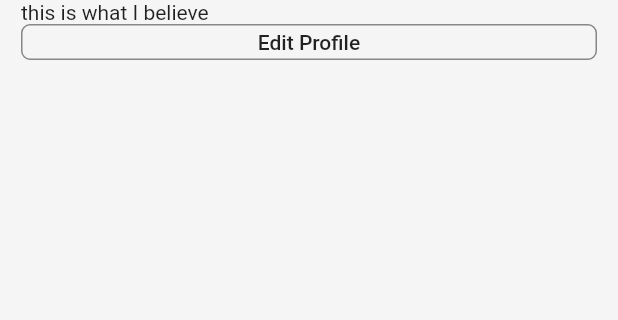
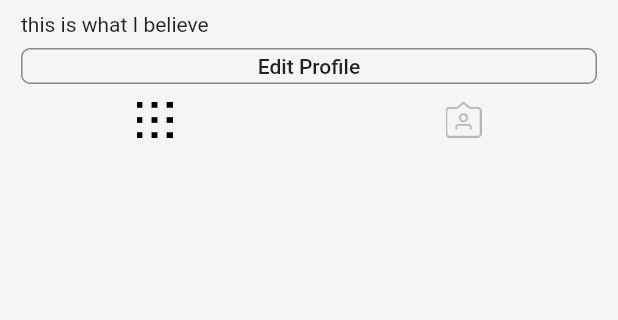
Before and after one commit to jimingoal/instagram, a Flutter app: the ProfileScreen screen opened directly, on a phone screen of 412 x 824 dp, the part 96-416 px from its top. Run offline on Flutter 3.47's test engine with Material 2 defaults, Android fonts, the phone set to English and light mode, and no system bars; our stand-ins replace cached_network_image; network calls fail.

Commit message:
Custom selection button추가

```diff
--- a/lib/screens/profile_screen.dart
+++ b/lib/screens/profile_screen.dart
@@ -1,5 +1,6 @@
 import 'package:flutter/material.dart';
 import 'package:instagram/constants/common_size.dart';
+import 'package:instagram/widgets/profile_body.dart';
 
 class ProfileScreen extends StatelessWidget {
   @override
@@ -11,20 +12,7 @@ class ProfileScreen extends StatelessWidget {
           crossAxisAlignment: CrossAxisAlignment.start,
           children: [
             _appBar(),
-            Expanded(
-              child: CustomScrollView(
-                slivers: [
-                  SliverList(
-                      delegate: SliverChildListDelegate(
-                    [
-                      _username(),
-                      _userBio(),
-                      _editProfileBtn(),
-                    ],
-                  ))
-                ],
-              ),
-            ),
+            ProfileBody(),
           ],
         ),
       ),
@@ -47,41 +35,4 @@ class ProfileScreen extends StatelessWidget {
       ],
     );
   }
-
-  Widget _username() {
-    return Padding(
-      padding: const EdgeInsets.symmetric(horizontal: common_gap),
-      child: Text(
-        'username',
-        style: TextStyle(fontWeight: FontWeight.bold),
-      ),
-    );
-  }
-
-  Widget _userBio() {
-    return Padding(
-      padding: const EdgeInsets.symmetric(horizontal: common_gap),
-      child: Text(
-        'this is what I believe',
-        style: TextStyle(fontWeight: FontWeight.w400),
-      ),
-    );
-  }
-
-  Widget _editProfileBtn() {
-    return Padding(
-      padding: const EdgeInsets.symmetric(horizontal: common_gap),
-      child: SizedBox(
-        height: 24,
-        child: OutlineButton(
-          onPressed: () {},
-          child: Text('Edit Profile'),
-          borderSide: BorderSide(color: Colors.black45),
-          shape: RoundedRectangleBorder(
-            borderRadius: BorderRadius.circular(6),
-          ),
-        ),
-      ),
-    );
-  }
 }
--- /dev/null
+++ b/lib/widgets/profile_body.dart
@@ -0,0 +1,96 @@
+import 'package:flutter/material.dart';
+import 'package:instagram/constants/common_size.dart';
+
+class ProfileBody extends StatefulWidget {
+  @override
+  _ProfileBodyState createState() => _ProfileBodyState();
+}
+
+class _ProfileBodyState extends State<ProfileBody> {
+  bool selectedIcon = true;
+
+  @override
+  Widget build(BuildContext context) {
+    return Expanded(
+      child: CustomScrollView(
+        slivers: [
+          SliverList(
+              delegate: SliverChildListDelegate(
+            [
+              _username(),
+              _userBio(),
+              _editProfileBtn(),
+              Row(
+                children: [
+                  Expanded(
+                    child: IconButton(
+                      icon: ImageIcon(
+                        AssetImage('assets/images/grid.png'),
+                        color: selectedIcon ? Colors.black : Colors.black26,
+                      ),
+                      onPressed: () {
+                        setState(() {
+                          selectedIcon = true;
+                        });
+                      },
+                    ),
+                  ),
+                  Expanded(
+                    child: IconButton(
+                      icon: ImageIcon(
+                        AssetImage('assets/images/saved.png'),
+                        color: selectedIcon ? Colors.black26 : Colors.black,
+                      ),
+                      onPressed: () {
+                        setState(() {
+                          selectedIcon = false;
+                        });
+                      },
+                    ),
+                  ),
+                ],
+              ),
+            ],
+          ))
+        ],
+      ),
+    );
+  }
+
+  Widget _username() {
+    return Padding(
+      padding: const EdgeInsets.symmetric(horizontal: common_gap),
+      child: Text(
+        'username',
+        style: TextStyle(fontWeight: FontWeight.bold),
+      ),
+    );
+  }
+
+  Widget _userBio() {
+    return Padding(
+      padding: const EdgeInsets.symmetric(horizontal: common_gap, vertical:  common_xxs_gap),
+      child: Text(
+        'this is what I believe',
+        style: TextStyle(fontWeight: FontWeight.w400),
+      ),
+    );
+  }
+
+  Widget _editProfileBtn() {
+    return Padding(
+      padding: const EdgeInsets.symmetric(horizontal: common_gap),
+      child: SizedBox(
+        height: 24,
+        child: OutlineButton(
+          onPressed: () {},
+          child: Text('Edit Profile'),
+          borderSide: BorderSide(color: Colors.black45),
+          shape: RoundedRectangleBorder(
+            borderRadius: BorderRadius.circular(6),
+          ),
+        ),
+      ),
+    );
+  }
+}
```
